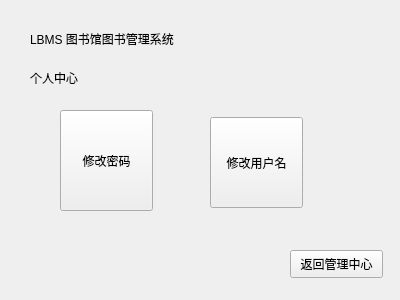
Above: LBMS/personal_cen.ui from Foldblade/LBMS-CPP before the change. Below: the same form after it.
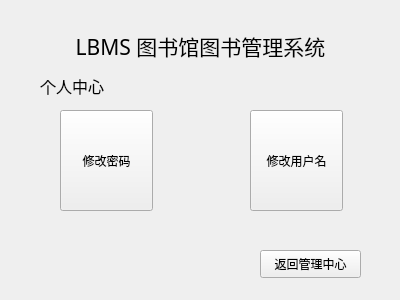
That is the form after the change. Icons and pictures are not drawn.

Diff of the .ui file:
```diff
--- a/LBMS/personal_cen.ui
+++ b/LBMS/personal_cen.ui
@@ -18,24 +18,41 @@
     <rect>
      <x>30</x>
      <y>20</y>
-     <width>191</width>
+     <width>341</width>
      <height>51</height>
     </rect>
    </property>
+   <property name="font">
+    <font>
+     <family>微软雅黑</family>
+     <pointsize>16</pointsize>
+    </font>
+   </property>
+   <property name="focusPolicy">
+    <enum>Qt::NoFocus</enum>
+   </property>
    <property name="text">
-    <string>LBMS 图书馆图书管理系统
-</string>
+    <string>LBMS 图书馆图书管理系统</string>
+   </property>
+   <property name="alignment">
+    <set>Qt::AlignCenter</set>
    </property>
   </widget>
   <widget class="QLabel" name="label_2">
    <property name="geometry">
     <rect>
-     <x>30</x>
-     <y>70</y>
-     <width>72</width>
-     <height>15</height>
+     <x>40</x>
+     <y>75</y>
+     <width>101</width>
+     <height>21</height>
     </rect>
    </property>
+   <property name="font">
+    <font>
+     <family>微软雅黑</family>
+     <pointsize>12</pointsize>
+    </font>
+   </property>
    <property name="text">
     <string>个人中心</string>
    </property>
@@ -56,10 +73,10 @@
   <widget class="QPushButton" name="change_name">
    <property name="geometry">
     <rect>
-     <x>210</x>
-     <y>117</y>
+     <x>250</x>
+     <y>110</y>
      <width>93</width>
-     <height>91</height>
+     <height>101</height>
     </rect>
    </property>
    <property name="text">
@@ -69,9 +86,9 @@
   <widget class="QPushButton" name="return_2">
    <property name="geometry">
     <rect>
-     <x>290</x>
+     <x>260</x>
      <y>250</y>
-     <width>93</width>
+     <width>101</width>
      <height>28</height>
     </rect>
    </property>
```
Left out of the diff: 6 changed lines with no effect on the pictures.
